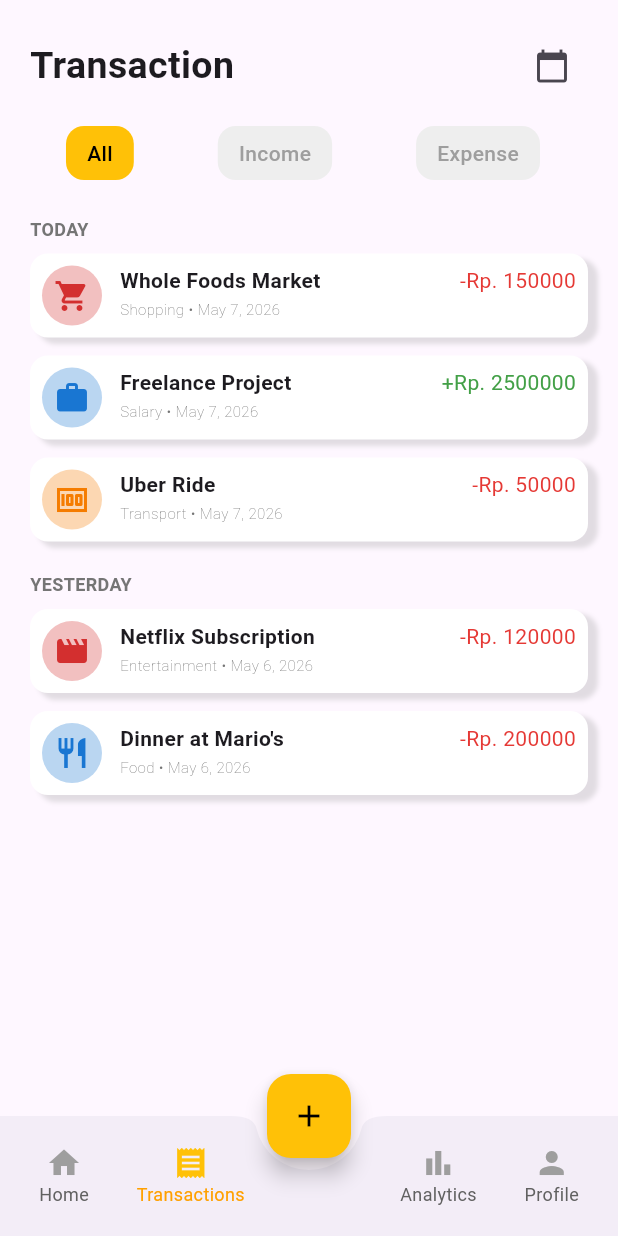
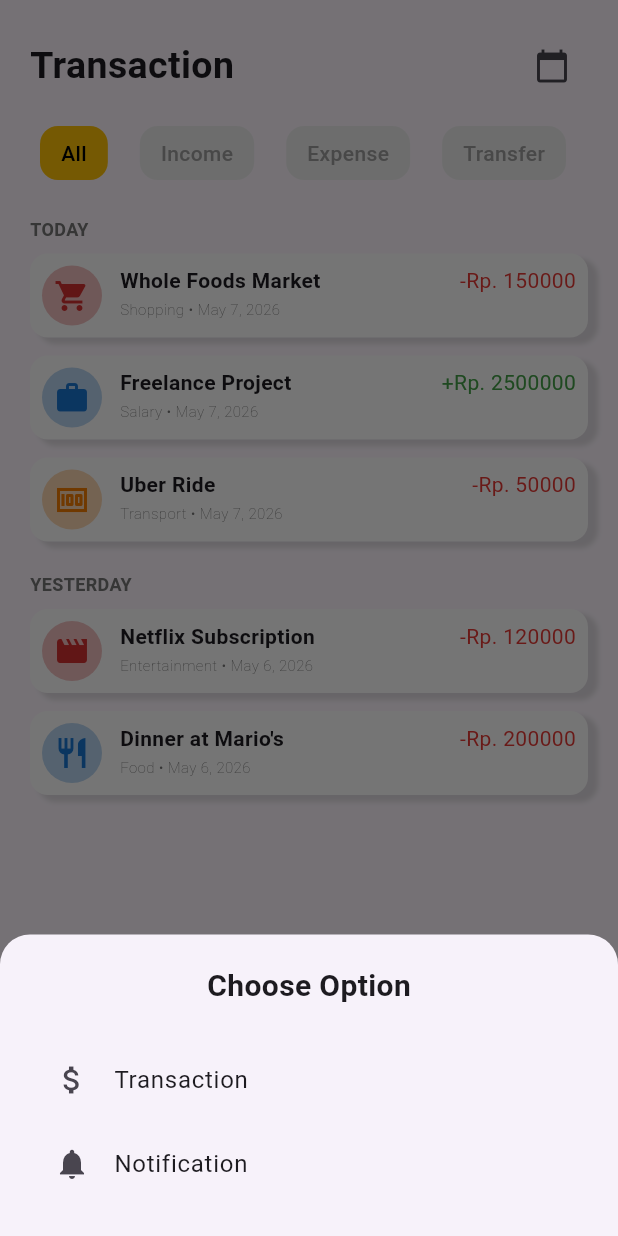
Before and after one commit to Pteraaaa/SoftEng_Kel10, a Flutter app: the TemplateScreen screen opened directly with empty values, item 2 of the bottom bar chosen, after a tap on the "add" icon, on a phone screen of 412 x 824 dp. Run offline on Flutter 3.47's test engine with Material 3 defaults, Android fonts, the phone set to English and light mode, and no system bars; our stand-ins replace google_sign_in, image_picker.

Commit message:
Add Transaction 1
Membuat Add Transaction + File untuk add notification. Membuat Add Transaction 1/4 (Header + Selection)

```diff
--- a/myapp/lib/Screens/TemplateScreen.dart
+++ b/myapp/lib/Screens/TemplateScreen.dart
@@ -5,6 +5,7 @@
 import 'AnalyticsScreen.dart';
 import 'ProfileScreen.dart';
 import 'TransactionScreen.dart';
+import 'AddTransactionScreen.dart';
 
 class TemplateScreen extends StatefulWidget {
   final UsersModel user;
@@ -38,7 +39,61 @@
       body: _getScreen(),
 
       floatingActionButton: FloatingActionButton(
-        onPressed: () {},
+        onPressed: () {
+          showModalBottomSheet(
+            context: context,
+            shape: const RoundedRectangleBorder(
+              borderRadius: BorderRadius.vertical(top: Radius.circular(20)),
+            ),
+            builder: (context) {
+              return Padding(
+                padding: const EdgeInsets.all(20),
+                child: Column(
+                  mainAxisSize: MainAxisSize.min,
+                  children: [
+                    const Text(
+                      "Choose Option",
+                      style: TextStyle(
+                        fontSize: 20,
+                        fontWeight: FontWeight.bold,
+                      ),
+                    ),
+
+                    const SizedBox(height: 20),
+
+                    ListTile(
+                      leading: const Icon(Icons.attach_money),
+                      title: const Text("Transaction"),
+                      onTap: () {
+                        Navigator.pop(context);
+
+                        // Navigate or do something
+                        Navigator.push(
+                          context,
+                          MaterialPageRoute(
+                            builder: (_) => AddTransactionScreen(),
+                          ),
+                        );
+                      },
+                    ),
+
+                    ListTile(
+                      leading: const Icon(Icons.notifications),
+                      title: const Text("Notification"),
+                      onTap: () {
+                        Navigator.pop(context);
+
+                        // Navigate or do something
+                        print("Notification Selected");
+                      },
+                    ),
+                  ],
+                ),
+              );
+            },
+          );
+        },
+
         backgroundColor: Colors.amber,
         child: const Icon(Icons.add, color: Colors.black),
       ),
--- a/myapp/lib/Screens/TransactionScreen.dart
+++ b/myapp/lib/Screens/TransactionScreen.dart
@@ -9,7 +9,7 @@
   State<TransactionScreen> createState() => _TransactionScreenState();
 }
 
-enum FilterType { all, income, expense }
+enum FilterType { all, income, expense, transfer }
 
 class _TransactionScreenState extends State<TransactionScreen> {
   FilterType selectedFilter = FilterType.all;
@@ -80,6 +80,7 @@
               _buildFilter("All", FilterType.all),
               _buildFilter("Income", FilterType.income),
               _buildFilter("Expense", FilterType.expense),
+              _buildFilter("Transfer", FilterType.transfer),
             ],
           ),
 
--- a/myapp/lib/Widgets/TransactionTile.dart
+++ b/myapp/lib/Widgets/TransactionTile.dart
@@ -33,8 +33,6 @@
               );
             },
           ),
-
-        SizedBox(height: 20),
       ],
     );
   }
```
Also changed, not shown: myapp/lib/Screens/AddNotificationScreen.dart (added, +12 -0 lines), myapp/lib/Screens/AddTransactionScreen.dart (added, +105 -0 lines).
